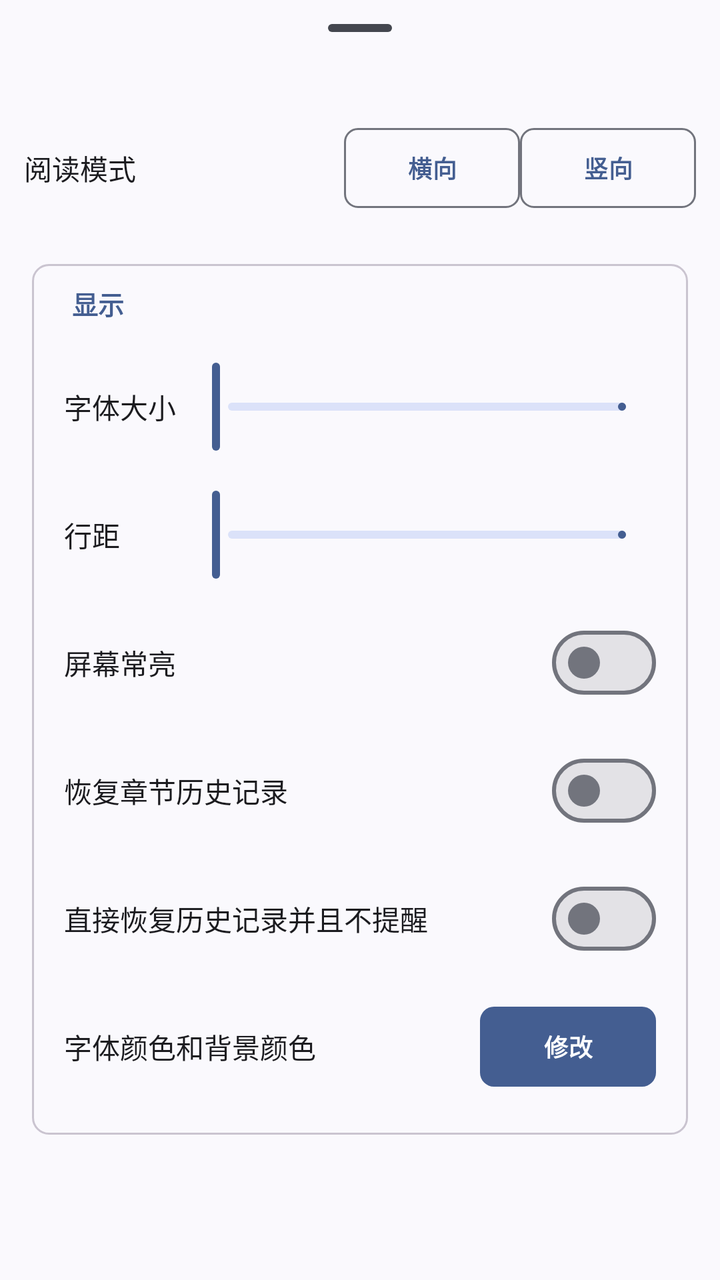
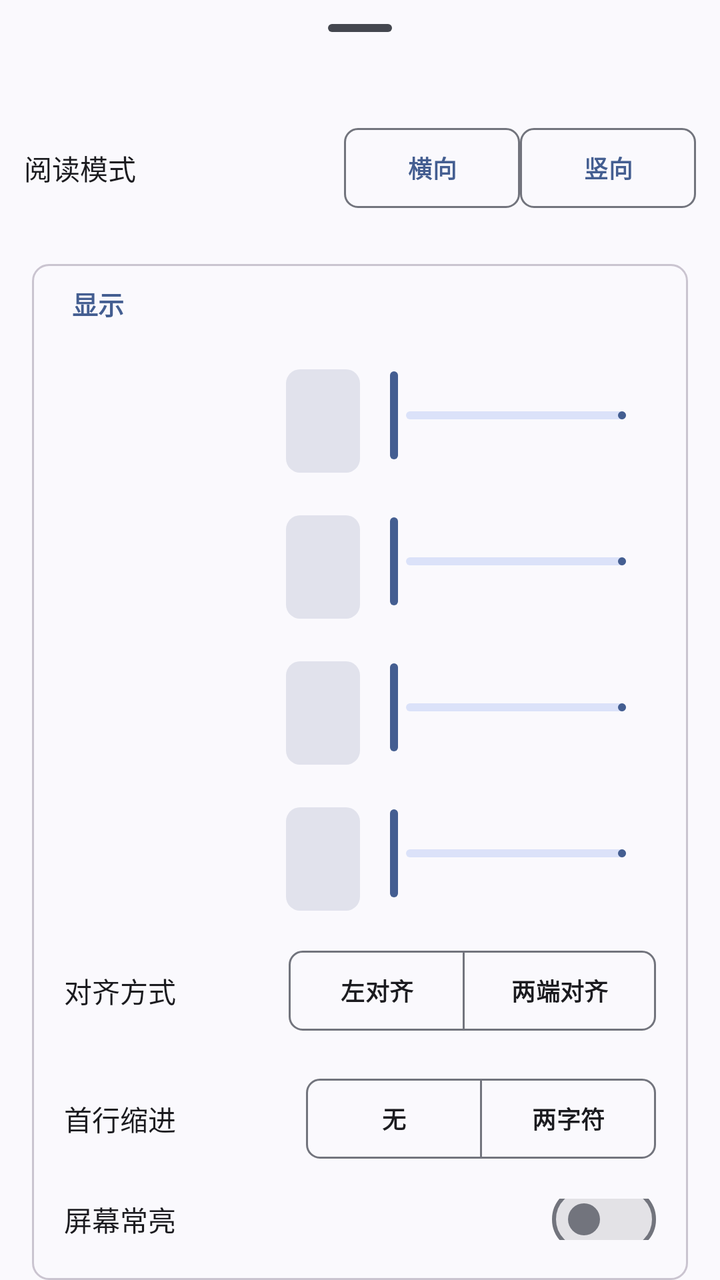

Before-and-after screenshots of an Android layout around one commit, followed by the original layout XML and the change that was made.
<!-- AndroidManifest.xml: application theme Theme.HikariNovel -->
<!-- res/layout/view_vertical_read_config.xml -->
<?xml version="1.0" encoding="utf-8"?>
<LinearLayout
  xmlns:android="http://schemas.android.com/apk/res/android"
  android:layout_width="match_parent"
  android:layout_height="wrap_content"
  android:layout_gravity="bottom"
  android:orientation="vertical">
  <com.google.android.material.bottomsheet.BottomSheetDragHandleView
    android:layout_width="match_parent"
    android:layout_height="wrap_content" />
  <LinearLayout
    android:layout_width="match_parent"
    android:layout_height="wrap_content"
    android:gravity="center"
    android:orientation="horizontal"
    android:padding="@dimen/gi_space_md">
    <TextView
      android:layout_width="0dp"
      android:layout_height="wrap_content"
      android:layout_weight="1"
      android:text="@string/read_mode"
      style="@style/TextAppearance.GalIsland.ConfigLabel" />
    <com.google.android.material.button.MaterialButton
      android:id="@+id/b_v_read_config_horizontal"
      style="@style/Widget.GalIsland.Button.Outlined"
      android:layout_width="wrap_content"
      android:layout_height="wrap_content"
      android:text="@string/horizontal" />
    <com.google.android.material.button.MaterialButton
      android:id="@+id/b_v_read_config_vertical"
      style="@style/Widget.GalIsland.Button.Outlined"
      android:layout_width="wrap_content"
      android:layout_height="wrap_content"
      android:text="@string/vertical" />
  </LinearLayout>
  
  <LinearLayout
    android:layout_width="match_parent"
    android:layout_height="wrap_content"
    android:layout_marginLeft="@dimen/gi_page_inset"
    android:layout_marginRight="@dimen/gi_page_inset"
    android:layout_marginTop="@dimen/gi_space_md"
    android:background="@drawable/gi_secondary_panel"
    android:orientation="vertical"
    android:paddingBottom="@dimen/gi_space_md">
    <TextView
      android:layout_width="match_parent"
      android:layout_height="wrap_content"
      android:layout_margin="@dimen/gi_space_inset"
      android:paddingLeft="@dimen/gi_space_inset"
      android:text="@string/display_settings"
      android:textAppearance="@style/TextAppearance.GalIsland.SectionTitle"
      android:textColor="?attr/colorPrimary" />
    <LinearLayout
      android:layout_width="match_parent"
      android:layout_height="wrap_content"
      android:gravity="center_vertical"
      android:minHeight="@dimen/gi_secondary_row_height"
      android:orientation="horizontal"
      android:paddingLeft="@dimen/gi_space_lg"
      android:paddingTop="@dimen/gi_space_sm"
      android:paddingRight="@dimen/gi_space_lg"
      android:paddingBottom="@dimen/gi_space_sm">
      <TextView
        android:layout_width="0dp"
        android:layout_height="wrap_content"
        android:layout_weight="1"
        android:text="@string/font_size"
        style="@style/TextAppearance.GalIsland.ConfigLabel" />
      <com.google.android.material.slider.Slider
        android:id="@+id/s_v_v_read_config_font_size"
        android:layout_width="0dp"
        android:layout_height="wrap_content"
        android:layout_weight="4"
        android:stepSize="1"
        android:valueFrom="1"
        android:valueTo="50" />
    </LinearLayout>
    <LinearLayout
      android:layout_width="match_parent"
      android:layout_height="wrap_content"
      android:gravity="center_vertical"
      android:minHeight="@dimen/gi_secondary_row_height"
      android:orientation="horizontal"
      android:paddingLeft="@dimen/gi_space_lg"
      android:paddingTop="@dimen/gi_space_sm"
      android:paddingRight="@dimen/gi_space_lg"
      android:paddingBottom="@dimen/gi_space_sm">
      <TextView
        android:layout_width="0dp"
        android:layout_height="wrap_content"
        android:layout_weight="1"
        android:text="@string/line_spacing"
        style="@style/TextAppearance.GalIsland.ConfigLabel" />
      <com.google.android.material.slider.Slider
        android:id="@+id/s_v_v_read_config_line_spacing"
        android:layout_width="0dp"
        android:layout_height="wrap_content"
        android:layout_weight="4"
        android:stepSize="1"
        android:valueFrom="1"
        android:valueTo="50" />
    </LinearLayout>
    <LinearLayout
      android:layout_width="match_parent"
      android:layout_height="wrap_content"
      android:gravity="center_vertical"
      android:minHeight="@dimen/gi_secondary_row_height"
      android:orientation="horizontal"
      android:paddingLeft="@dimen/gi_space_lg"
      android:paddingTop="@dimen/gi_space_sm"
      android:paddingRight="@dimen/gi_space_lg"
      android:paddingBottom="@dimen/gi_space_sm">
      <TextView
        android:layout_width="0dp"
        android:layout_height="wrap_content"
        android:layout_weight="1"
        android:text="@string/keep_screen_on"
        style="@style/TextAppearance.GalIsland.ConfigLabel" />
      <com.google.android.material.materialswitch.MaterialSwitch
        android:id="@+id/s_v_v_read_config_keep_screen_on"
        android:layout_width="wrap_content"
        android:layout_height="wrap_content" />
    </LinearLayout>
    <LinearLayout
      android:layout_width="match_parent"
      android:layout_height="wrap_content"
      android:gravity="center_vertical"
      android:minHeight="@dimen/gi_secondary_row_height"
      android:orientation="horizontal"
      android:paddingLeft="@dimen/gi_space_lg"
      android:paddingTop="@dimen/gi_space_sm"
      android:paddingRight="@dimen/gi_space_lg"
      android:paddingBottom="@dimen/gi_space_sm">
      <TextView
        android:layout_width="0dp"
        android:layout_height="wrap_content"
        android:layout_weight="1"
        android:text="@string/restore_chapter_read_history_with_confirm"
        style="@style/TextAppearance.GalIsland.ConfigLabel" />
      <com.google.android.material.materialswitch.MaterialSwitch
        android:id="@+id/s_v_v_read_config_restore_chapter_read_history"
        android:layout_width="wrap_content"
        android:layout_height="wrap_content" />
    </LinearLayout>
    <LinearLayout
      android:layout_width="match_parent"
      android:layout_height="wrap_content"
      android:gravity="center_vertical"
      android:minHeight="@dimen/gi_secondary_row_height"
      android:orientation="horizontal"
      android:paddingLeft="@dimen/gi_space_lg"
      android:paddingTop="@dimen/gi_space_sm"
      android:paddingRight="@dimen/gi_space_lg"
      android:paddingBottom="@dimen/gi_space_sm">
      <TextView
        android:layout_width="0dp"
        android:layout_height="wrap_content"
        android:layout_weight="1"
        android:text="@string/restore_chapter_read_history_without_confirm"
        style="@style/TextAppearance.GalIsland.ConfigLabel" />
      <com.google.android.material.materialswitch.MaterialSwitch
        android:id="@+id/s_v_v_read_config_restore_chapter_read_history_without_confirm"
        android:layout_width="wrap_content"
        android:layout_height="wrap_content" />
    </LinearLayout>
    <LinearLayout
      android:layout_width="match_parent"
      android:layout_height="wrap_content"
      android:gravity="center_vertical"
      android:minHeight="@dimen/gi_secondary_row_height"
      android:orientation="horizontal"
      android:paddingLeft="@dimen/gi_space_lg"
      android:paddingTop="@dimen/gi_space_sm"
      android:paddingRight="@dimen/gi_space_lg"
      android:paddingBottom="@dimen/gi_space_sm">
      <TextView
        android:layout_width="0dp"
        android:layout_height="wrap_content"
        android:layout_weight="1"
        android:text="@string/font_color_bg_color"
        style="@style/TextAppearance.GalIsland.ConfigLabel" />
      <com.google.android.material.button.MaterialButton
        android:id="@+id/b_v_v_read_config_change_color"
        android:layout_width="wrap_content"
        android:layout_height="wrap_content"
        android:text="@string/modify" />
    </LinearLayout>
  </LinearLayout>
</LinearLayout>
<!-- resources referenced by this layout -->
<resources>
  <dimen name="gi_page_inset">16dp</dimen>
  <dimen name="gi_secondary_row_height">@dimen/gi_toolbar_height</dimen>
  <dimen name="gi_space_inset">10dp</dimen>
  <dimen name="gi_space_lg">16dp</dimen>
  <dimen name="gi_space_md">12dp</dimen>
  <dimen name="gi_space_sm">8dp</dimen>
  <string name="display_settings">显示</string>
  <string name="font_color_bg_color">字体颜色和背景颜色</string>
  <string name="font_size">字体大小</string>
  <string name="horizontal">横向</string>
  <string name="keep_screen_on">屏幕常亮</string>
  <string name="line_spacing">行距</string>
  <string name="modify">修改</string>
  <string name="read_mode">阅读模式</string>
  <string name="restore_chapter_read_history_with_confirm">恢复章节历史记录</string>
  <string name="restore_chapter_read_history_without_confirm">直接恢复历史记录并且不提醒</string>
  <string name="vertical">竖向</string>
  <dimen name="gi_toolbar_height">56dp</dimen>
  <dimen name="gi_stroke">1dp</dimen>
  <dimen name="gi_radius_card">8dp</dimen>
  <dimen name="gi_text_config">14sp</dimen>
  <dimen name="gi_text_section">13sp</dimen>
  <style name="ShapeAppearance.GalIsland.Small" parent="">
      <item name="cornerFamily">rounded</item>
      <item name="cornerSize">@dimen/gi_radius_control</item>
    </style>
  <dimen name="gi_control_height">48dp</dimen>
  <dimen name="gi_control_icon">20dp</dimen>
  <dimen name="gi_radius_control">7dp</dimen>
  <dimen name="gi_text_body">12sp</dimen>
  <style name="ShapeAppearance.GalIsland.Medium" parent="">
      <item name="cornerFamily">rounded</item>
      <item name="cornerSize">@dimen/gi_radius_card</item>
    </style>
  <style name="ShapeAppearance.GalIsland.Large" parent="">
      <item name="cornerFamily">rounded</item>
      <item name="cornerSize">@dimen/gi_radius_window</item>
    </style>
  <style name="Widget.GalIsland.Switch" parent="Widget.Material3.CompoundButton.MaterialSwitch">
      <item name="android:minHeight">@dimen/gi_control_height</item>
    </style>
  <style name="Widget.GalIsland.Snackbar.TextView" parent="Widget.Material3.Snackbar.TextView">
      <item name="android:textColor">?attr/colorOnSurface</item>
    </style>
  <style name="ThemeOverlay.GalIsland.BottomSheet" parent="ThemeOverlay.Material3.BottomSheetDialog">
          <item name="bottomSheetStyle">@style/Widget.GalIsland.BottomSheet</item>
      </style>
  <dimen name="gi_radius_window">10dp</dimen>
  <style name="ShapeAppearance.GalIsland.Tag" parent="">
      <item name="cornerFamily">rounded</item>
      <item name="cornerSize">@dimen/gi_radius_tag</item>
    </style>
  <dimen name="gi_chip_height">24dp</dimen>
  <style name="TextAppearance.GalIsland.Tag" parent="TextAppearance.Material3.LabelSmall">
      <item name="android:textSize">@dimen/gi_text_micro</item>
      <item name="android:letterSpacing">0</item>
    </style>
  <dimen name="gi_tab_indicator_height">3dp</dimen>
  <dimen name="gi_slider_track_height">4dp</dimen>
  <dimen name="gi_slider_thumb_radius">8dp</dimen>
  <dimen name="gi_slider_halo_radius">16dp</dimen>
  <style name="Widget.GalIsland.AlertDialog.Title" parent="MaterialAlertDialog.Material3.Title.Text">
      <item name="android:textAppearance">@style/TextAppearance.GalIsland.SectionTitle</item>
    </style>
  <style name="Widget.GalIsland.BottomSheet" parent="Widget.Material3.BottomSheet.Modal">
          <item name="backgroundTint">?attr/giSurfaceReaderChrome</item>
          <item name="shapeAppearance">@style/ShapeAppearance.GalIsland.Large</item>
      </style>
  <dimen name="gi_radius_tag">6dp</dimen>
  <dimen name="gi_text_micro">10sp</dimen>
  <dimen name="gi_text_heading">22sp</dimen>
  <!-- unchanged entries left out for length: 19 -->
</resources>

<!-- the commit's change to res/layout/view_vertical_read_config.xml (unified diff, before → after) -->
@@ -1,6 +1,7 @@
 <?xml version="1.0" encoding="utf-8"?>
 <LinearLayout
   xmlns:android="http://schemas.android.com/apk/res/android"
+  xmlns:app="http://schemas.android.com/apk/res-auto"
   android:layout_width="match_parent"
   android:layout_height="wrap_content"
   android:layout_gravity="bottom"
@@ -51,55 +52,103 @@
       android:text="@string/display_settings"
       android:textAppearance="@style/TextAppearance.GalIsland.SectionTitle"
       android:textColor="?attr/colorPrimary" />
-    <LinearLayout
-      android:layout_width="match_parent"
-      android:layout_height="wrap_content"
-      android:gravity="center_vertical"
-      android:minHeight="@dimen/gi_secondary_row_height"
-      android:orientation="horizontal"
-      android:paddingLeft="@dimen/gi_space_lg"
-      android:paddingTop="@dimen/gi_space_sm"
-      android:paddingRight="@dimen/gi_space_lg"
-      android:paddingBottom="@dimen/gi_space_sm">
-      <TextView
-        android:layout_width="0dp"
-        android:layout_height="wrap_content"
-        android:layout_weight="1"
-        android:text="@string/font_size"
-        style="@style/TextAppearance.GalIsland.ConfigLabel" />
-      <com.google.android.material.slider.Slider
-        android:id="@+id/s_v_v_read_config_font_size"
-        android:layout_width="0dp"
-        android:layout_height="wrap_content"
-        android:layout_weight="4"
-        android:stepSize="1"
-        android:valueFrom="1"
-        android:valueTo="50" />
-    </LinearLayout>
-    <LinearLayout
-      android:layout_width="match_parent"
-      android:layout_height="wrap_content"
-      android:gravity="center_vertical"
-      android:minHeight="@dimen/gi_secondary_row_height"
-      android:orientation="horizontal"
-      android:paddingLeft="@dimen/gi_space_lg"
-      android:paddingTop="@dimen/gi_space_sm"
-      android:paddingRight="@dimen/gi_space_lg"
-      android:paddingBottom="@dimen/gi_space_sm">
-      <TextView
-        android:layout_width="0dp"
-        android:layout_height="wrap_content"
-        android:layout_weight="1"
-        android:text="@string/line_spacing"
-        style="@style/TextAppearance.GalIsland.ConfigLabel" />
-      <com.google.android.material.slider.Slider
-        android:id="@+id/s_v_v_read_config_line_spacing"
-        android:layout_width="0dp"
-        android:layout_height="wrap_content"
-        android:layout_weight="4"
-        android:stepSize="1"
-        android:valueFrom="1"
-        android:valueTo="50" />
+    
+    <include
+      layout="@layout/view_reader_slider_row"
+      android:id="@+id/slider_font_size"
+      android:layout_width="match_parent"
+      android:layout_height="wrap_content" />
+    
+    <include
+      layout="@layout/view_reader_slider_row"
+      android:id="@+id/slider_line_spacing"
+      android:layout_width="match_parent"
+      android:layout_height="wrap_content" />
+    
+    <include
+      layout="@layout/view_reader_slider_row"
+      android:id="@+id/slider_paragraph_spacing"
+      android:layout_width="match_parent"
+      android:layout_height="wrap_content" />
+    
+    <include
+      layout="@layout/view_reader_slider_row"
+      android:id="@+id/slider_letter_spacing"
+      android:layout_width="match_parent"
+      android:layout_height="wrap_content" />
+    
+    <LinearLayout
+      android:layout_width="match_parent"
+      android:layout_height="wrap_content"
+      android:gravity="center_vertical"
+      android:minHeight="@dimen/gi_secondary_row_height"
+      android:orientation="horizontal"
+      android:paddingLeft="@dimen/gi_space_lg"
+      android:paddingTop="@dimen/gi_space_sm"
+      android:paddingRight="@dimen/gi_space_lg"
+      android:paddingBottom="@dimen/gi_space_sm">
+      <TextView
+        android:layout_width="0dp"
+        android:layout_height="wrap_content"
+        android:layout_weight="1"
+        android:text="@string/text_alignment"
+        style="@style/TextAppearance.GalIsland.ConfigLabel" />
+      <com.google.android.material.button.MaterialButtonToggleGroup
+        android:id="@+id/text_alignment_group"
+        android:layout_width="wrap_content"
+        android:layout_height="wrap_content"
+        app:singleSelection="true"
+        app:selectionRequired="true">
+        <com.google.android.material.button.MaterialButton
+          android:id="@+id/b_alignment_left"
+          style="@style/Widget.GalIsland.Button.Outlined"
+          android:layout_width="wrap_content"
+          android:layout_height="wrap_content"
+          android:text="@string/alignment_left" />
+        <com.google.android.material.button.MaterialButton
+          android:id="@+id/b_alignment_justify"
+          style="@style/Widget.GalIsland.Button.Outlined"
+          android:layout_width="wrap_content"
+          android:layout_height="wrap_content"
+          android:text="@string/alignment_justify" />
+      </com.google.android.material.button.MaterialButtonToggleGroup>
+    </LinearLayout>
+    
+    <LinearLayout
+      android:layout_width="match_parent"
+      android:layout_height="wrap_content"
+      android:gravity="center_vertical"
+      android:minHeight="@dimen/gi_secondary_row_height"
+      android:orientation="horizontal"
+      android:paddingLeft="@dimen/gi_space_lg"
+      android:paddingTop="@dimen/gi_space_sm"
+      android:paddingRight="@dimen/gi_space_lg"
+      android:paddingBottom="@dimen/gi_space_sm">
+      <TextView
+        android:layout_width="0dp"
+        android:layout_height="wrap_content"
+        android:layout_weight="1"
+        android:text="@string/first_line_indent"
+        style="@style/TextAppearance.GalIsland.ConfigLabel" />
+      <com.google.android.material.button.MaterialButtonToggleGroup
+        android:id="@+id/first_line_indent_group"
+        android:layout_width="wrap_content"
+        android:layout_height="wrap_content"
+        app:singleSelection="true"
+        app:selectionRequired="true">
+        <com.google.android.material.button.MaterialButton
+          android:id="@+id/b_indent_none"
+          style="@style/Widget.GalIsland.Button.Outlined"
+          android:layout_width="wrap_content"
+          android:layout_height="wrap_content"
+          android:text="@string/indent_none" />
+        <com.google.android.material.button.MaterialButton
+          android:id="@+id/b_indent_two_chars"
+          style="@style/Widget.GalIsland.Button.Outlined"
+          android:layout_width="wrap_content"
+          android:layout_height="wrap_content"
+          android:text="@string/indent_two_chars" />
+      </com.google.android.material.button.MaterialButtonToggleGroup>
     </LinearLayout>
     <LinearLayout
       android:layout_width="match_parent"
@@ -164,27 +213,189 @@
         android:layout_width="wrap_content"
         android:layout_height="wrap_content" />
     </LinearLayout>
-    <LinearLayout
-      android:layout_width="match_parent"
-      android:layout_height="wrap_content"
-      android:gravity="center_vertical"
-      android:minHeight="@dimen/gi_secondary_row_height"
-      android:orientation="horizontal"
-      android:paddingLeft="@dimen/gi_space_lg"
-      android:paddingTop="@dimen/gi_space_sm"
-      android:paddingRight="@dimen/gi_space_lg"
-      android:paddingBottom="@dimen/gi_space_sm">
-      <TextView
-        android:layout_width="0dp"
-        android:layout_height="wrap_content"
-        android:layout_weight="1"
-        android:text="@string/font_color_bg_color"
-        style="@style/TextAppearance.GalIsland.ConfigLabel" />
-      <com.google.android.material.button.MaterialButton
-        android:id="@+id/b_v_v_read_config_change_color"
-        android:layout_width="wrap_content"
-        android:layout_height="wrap_content"
-        android:text="@string/modify" />
+  </LinearLayout>
+  
+  <LinearLayout
+    android:layout_width="match_parent"
+    android:layout_height="wrap_content"
+    android:layout_marginLeft="@dimen/gi_page_inset"
+    android:layout_marginRight="@dimen/gi_page_inset"
+    android:layout_marginTop="@dimen/gi_space_md"
+    android:background="@drawable/gi_secondary_panel"
+    android:orientation="vertical"
+    android:paddingBottom="@dimen/gi_space_md">
+    <TextView
+      android:layout_width="match_parent"
+      android:layout_height="wrap_content"
+      android:layout_margin="@dimen/gi_space_inset"
+      android:paddingLeft="@dimen/gi_space_inset"
+      android:text="@string/color_settings"
+      android:textAppearance="@style/TextAppearance.GalIsland.SectionTitle"
+      android:textColor="?attr/colorPrimary" />
+    
+    <LinearLayout
+      android:layout_width="match_parent"
+      android:layout_height="wrap_content"
+      android:gravity="center"
+      android:orientation="horizontal"
+      android:padding="@dimen/gi_space_md">
+      <com.google.android.material.button.MaterialButton
+        android:id="@+id/b_preset_color_1"
+        style="@style/Widget.GalIsland.Button.Outlined"
+        android:layout_width="0dp"
+        android:layout_height="wrap_content"
+        android:layout_weight="1"
+        android:text="预设1" />
+      <com.google.android.material.button.MaterialButton
+        android:id="@+id/b_preset_color_2"
+        style="@style/Widget.GalIsland.Button.Outlined"
+        android:layout_width="0dp"
+        android:layout_height="wrap_content"
+        android:layout_weight="1"
+        android:text="预设2" />
+      <com.google.android.material.button.MaterialButton
+        android:id="@+id/b_preset_color_3"
+        style="@style/Widget.GalIsland.Button.Outlined"
+        android:layout_width="0dp"
+        android:layout_height="wrap_content"
+        android:layout_weight="1"
+        android:text="预设3" />
+      <com.google.android.material.button.MaterialButton
+        android:id="@+id/b_preset_color_4"
+        style="@style/Widget.GalIsland.Button.Outlined"
+        android:layout_width="0dp"
+        android:layout_height="wrap_content"
+        android:layout_weight="1"
+        android:text="预设4" />
+    </LinearLayout>
+    
+    <LinearLayout
+      android:layout_width="match_parent"
+      android:layout_height="wrap_content"
+      android:gravity="center_vertical"
+      android:minHeight="@dimen/gi_secondary_row_height"
+      android:orientation="horizontal"
+      android:paddingLeft="@dimen/gi_space_lg"
+      android:paddingTop="@dimen/gi_space_sm"
+      android:paddingRight="@dimen/gi_space_lg"
+      android:paddingBottom="@dimen/gi_space_sm">
+      <TextView
+        android:layout_width="0dp"
+        android:layout_height="wrap_content"
+        android:layout_weight="1"
+        android:text="@string/text_color"
+        style="@style/TextAppearance.GalIsland.ConfigLabel" />
+      <com.google.android.material.textfield.TextInputLayout
+        android:layout_width="0dp"
+        android:layout_height="wrap_content"
+        android:layout_weight="2"
+        app:boxBackgroundMode="outline">
+        <com.google.android.material.textfield.TextInputEditText
+          android:id="@+id/edit_text_color"
+          android:layout_width="match_parent"
+          android:layout_height="wrap_content"
+          android:inputType="text"
+          android:maxLength="7"
+          android:hint="000000" />
+      </com.google.android.material.textfield.TextInputLayout>
+    </LinearLayout>
+    <LinearLayout
+      android:layout_width="match_parent"
+      android:layout_height="wrap_content"
+      android:gravity="center_vertical"
+      android:minHeight="@dimen/gi_secondary_row_height"
+      android:orientation="horizontal"
+      android:paddingLeft="@dimen/gi_space_lg"
+      android:paddingTop="@dimen/gi_space_sm"
+      android:paddingRight="@dimen/gi_space_lg"
+      android:paddingBottom="@dimen/gi_space_sm">
+      <TextView
+        android:layout_width="0dp"
+        android:layout_height="wrap_content"
+        android:layout_weight="1"
+        android:text="@string/bg_color"
+        style="@style/TextAppearance.GalIsland.ConfigLabel" />
+      <com.google.android.material.textfield.TextInputLayout
+        android:layout_width="0dp"
+        android:layout_height="wrap_content"
+        android:layout_weight="2"
+        app:boxBackgroundMode="outline">
+        <com.google.android.material.textfield.TextInputEditText
+          android:id="@+id/edit_bg_color"
+          android:layout_width="match_parent"
+          android:layout_height="wrap_content"
+          android:inputType="text"
+          android:maxLength="7"
+          android:hint="ffffff" />
+      </com.google.android.material.textfield.TextInputLayout>
+    </LinearLayout>
+    <LinearLayout
+      android:layout_width="match_parent"
+      android:layout_height="wrap_content"
+      android:gravity="center"
+      android:orientation="horizontal"
+      android:padding="@dimen/gi_space_md">
+      <com.google.android.material.button.MaterialButton
+        android:id="@+id/b_v_v_read_config_save_custom_color"
+        style="@style/Widget.GalIsland.Button.Outlined"
+        android:layout_width="0dp"
+        android:layout_height="wrap_content"
+        android:layout_weight="1"
+        android:text="@string/save_custom_color" />
+      <com.google.android.material.button.MaterialButton
+        android:id="@+id/b_v_v_read_config_restore_defaults"
+        style="@style/Widget.GalIsland.Button.Outlined"
+        android:layout_width="0dp"
+        android:layout_height="wrap_content"
+        android:layout_weight="1"
+        android:text="@string/restore_defaults" />
     </LinearLayout>
   </LinearLayout>
 </LinearLayout>
+<!-- res/layout/view_reader_slider_row.xml (included above) -->
+<?xml version="1.0" encoding="utf-8"?>
+<LinearLayout
+  xmlns:android="http://schemas.android.com/apk/res/android"
+  xmlns:app="http://schemas.android.com/apk/res-auto"
+  android:layout_width="match_parent"
+  android:layout_height="wrap_content"
+  android:gravity="center_vertical"
+  android:minHeight="@dimen/gi_secondary_row_height"
+  android:orientation="horizontal"
+  android:paddingLeft="@dimen/gi_space_lg"
+  android:paddingTop="@dimen/gi_space_sm"
+  android:paddingRight="@dimen/gi_space_lg"
+  android:paddingBottom="@dimen/gi_space_sm">
+  <TextView
+    android:id="@+id/slider_row_label"
+    android:layout_width="0dp"
+    android:layout_height="wrap_content"
+    android:layout_weight="3"
+    style="@style/TextAppearance.GalIsland.ConfigLabel" />
+  <com.google.android.material.textfield.TextInputLayout
+    android:id="@+id/slider_row_value_til"
+    android:layout_width="0dp"
+    android:layout_height="wrap_content"
+    android:layout_weight="1"
+    app:boxBackgroundMode="outline"
+    app:boxStrokeWidth="0dp">
+    <com.google.android.material.textfield.TextInputEditText
+      android:id="@+id/slider_row_value"
+      android:layout_width="match_parent"
+      android:layout_height="wrap_content"
+      android:gravity="center"
+      android:inputType="numberDecimal"
+      android:maxLength="6"
+      android:textSize="13sp"
+      android:maxLines="1" />
+  </com.google.android.material.textfield.TextInputLayout>
+  <com.google.android.material.slider.Slider
+    android:id="@+id/slider_row_slider"
+    android:layout_width="0dp"
+    android:layout_height="wrap_content"
+    android:layout_weight="4"
+    android:stepSize="1"
+    android:valueFrom="1"
+    android:valueTo="50"
+    android:value="1" />
+</LinearLayout>
<!-- resource entries referenced after the edit -->
@@ -6,16 +6,23 @@
   <dimen name="gi_space_lg">16dp</dimen>
   <dimen name="gi_space_md">12dp</dimen>
   <dimen name="gi_space_sm">8dp</dimen>
+  <string name="alignment_justify">两端对齐</string>
+  <string name="alignment_left">左对齐</string>
+  <string name="bg_color">背景颜色</string>
+  <string name="color_settings">阅读配色</string>
   <string name="display_settings">显示</string>
-  <string name="font_color_bg_color">字体颜色和背景颜色</string>
-  <string name="font_size">字体大小</string>
+  <string name="first_line_indent">首行缩进</string>
   <string name="horizontal">横向</string>
+  <string name="indent_none">无</string>
+  <string name="indent_two_chars">两字符</string>
   <string name="keep_screen_on">屏幕常亮</string>
-  <string name="line_spacing">行距</string>
-  <string name="modify">修改</string>
   <string name="read_mode">阅读模式</string>
   <string name="restore_chapter_read_history_with_confirm">恢复章节历史记录</string>
   <string name="restore_chapter_read_history_without_confirm">直接恢复历史记录并且不提醒</string>
+  <string name="restore_defaults">恢复默认</string>
+  <string name="save_custom_color">保存自定义</string>
+  <string name="text_alignment">对齐方式</string>
+  <string name="text_color">文字颜色</string>
   <string name="vertical">竖向</string>
   <dimen name="gi_toolbar_height">56dp</dimen>
   <dimen name="gi_stroke">1dp</dimen>
